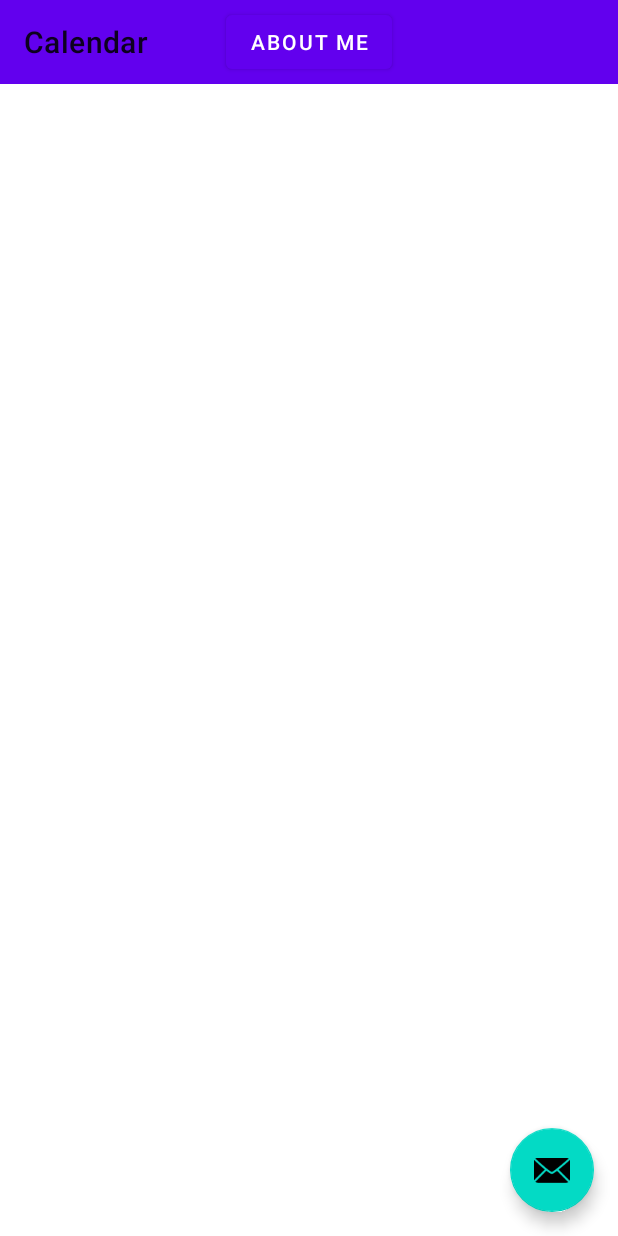
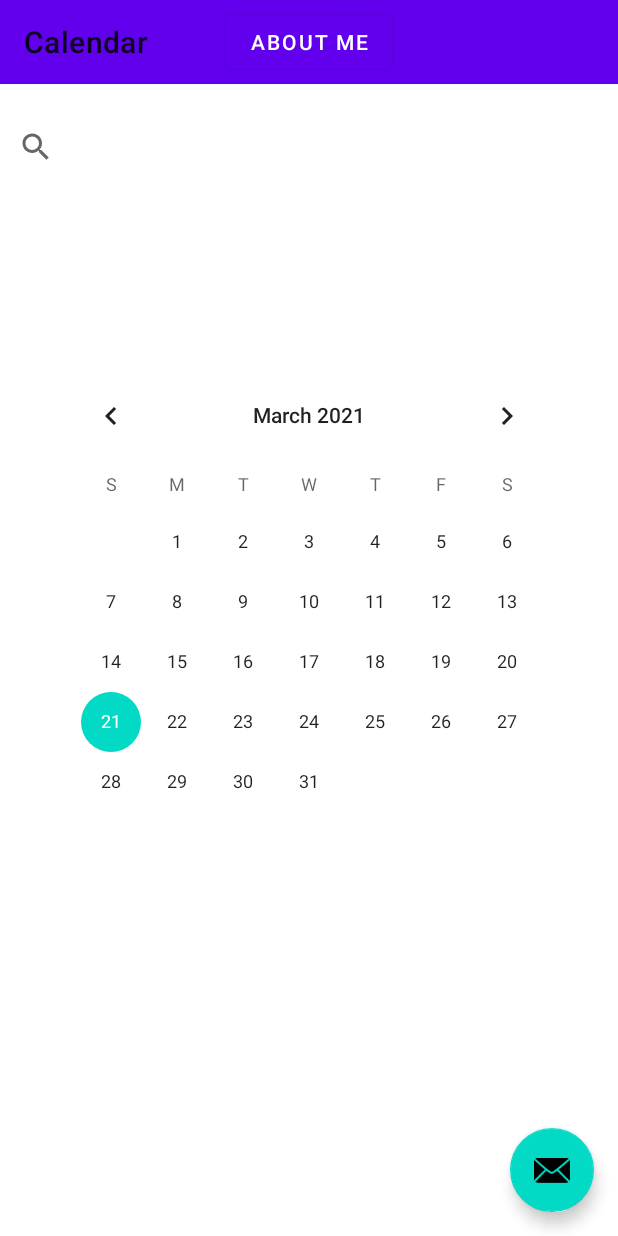
Before and after one commit to eliset2973/Schedule4U, an Android app: the Calendar screen opened directly, with no data from a screen before it, on a phone screen of 412 x 824 dp. Run offline under Robolectric (Android 15) with nearby library versions, the phone set to English and light mode, and no system bars.

Commit message:
Update activity_calendar.xml
Add calendar and search bar to xml

```diff
--- a/Schedule4U/app/src/main/res/layout/activity_calendar.xml
+++ b/Schedule4U/app/src/main/res/layout/activity_calendar.xml
@@ -14,7 +14,9 @@
 
     </com.google.android.material.appbar.AppBarLayout>
 
-    <include layout="@layout/content_calendar" />
+    <include
+        android:id="@+id/include"
+        layout="@layout/content_calendar" />
 
     <com.google.android.material.floatingactionbutton.FloatingActionButton
         android:id="@+id/fab"
@@ -41,4 +43,16 @@
         app:layout_anchorGravity="center"
         app:popupTheme="@style/Theme.Schedule4U.PopupOverlay" />
 
+    <CalendarView
+        android:id="@+id/calendarView"
+        android:layout_width="wrap_content"
+        android:layout_height="wrap_content"
+        app:layout_anchor="@+id/include"
+        app:layout_anchorGravity="center" />
+
+    <SearchView
+        android:layout_width="match_parent"
+        android:layout_height="84dp"
+        android:translationY="?android:attr/windowTitleSize" />
+
 </androidx.coordinatorlayout.widget.CoordinatorLayout>
```
